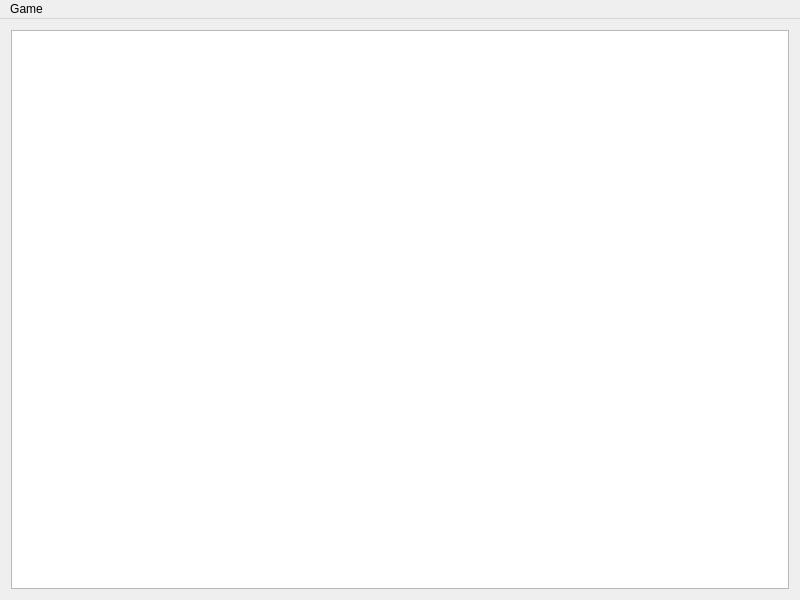
Above: pasians-gui/pasians.ui from edcuba/qt-pasians before the change. Below: the same form after it.
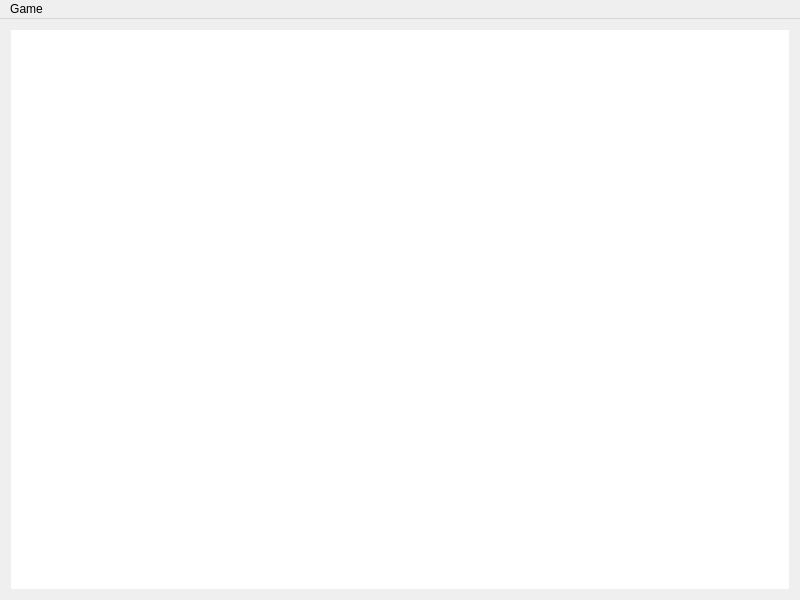
That is the form after the change. Icons and pictures are not drawn.

Commit message: [gui]: mouse actions

```diff
--- a/pasians-gui/pasians.ui
+++ b/pasians-gui/pasians.ui
@@ -29,12 +29,24 @@
    <layout class="QGridLayout" name="gridLayout">
     <item row="0" column="0">
      <widget class="QGraphicsView" name="graphicsView">
+      <property name="mouseTracking">
+       <bool>true</bool>
+      </property>
+      <property name="frameShape">
+       <enum>QFrame::NoFrame</enum>
+      </property>
       <property name="frameShadow">
        <enum>QFrame::Plain</enum>
       </property>
       <property name="lineWidth">
        <number>0</number>
       </property>
+      <property name="verticalScrollBarPolicy">
+       <enum>Qt::ScrollBarAlwaysOff</enum>
+      </property>
+      <property name="horizontalScrollBarPolicy">
+       <enum>Qt::ScrollBarAlwaysOff</enum>
+      </property>
      </widget>
     </item>
    </layout>
```
Left out of the diff: 6 changed lines with no effect on the pictures. The commit also changes 6 other files.
